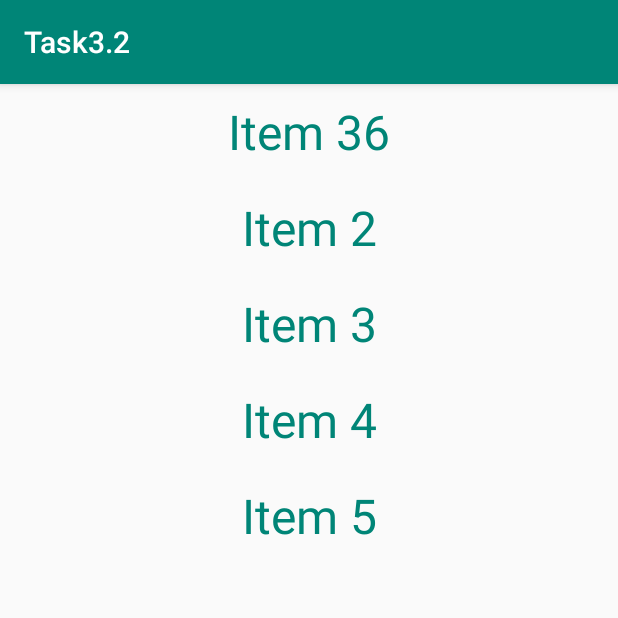
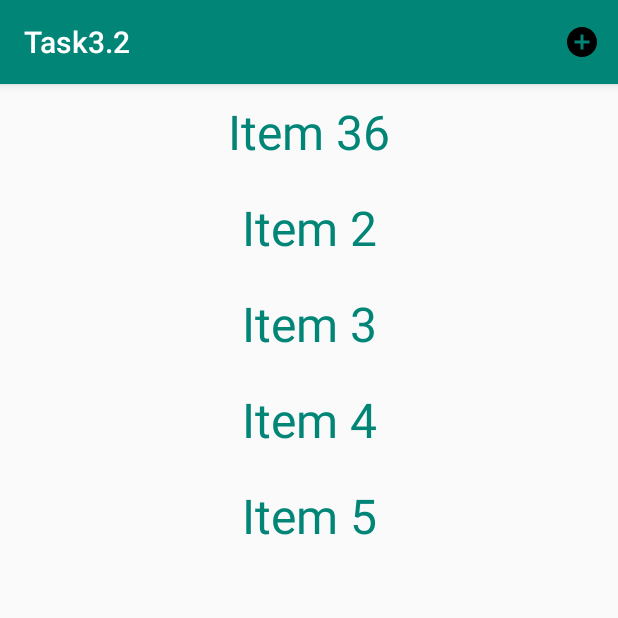
Before and after one commit to bl1n/Task3.2, an Android app: the screen it shows after launch (MainActivity), after a tap on an icon or button, on a phone screen of 412 x 824 dp, the top half of it. Run offline under Robolectric (Android 15) with nearby library versions, the phone set to English and light mode, and no system bars.

Commit message:
3/4 add item

```diff
--- a/app/src/main/java/team/lf/task32/MainActivity.java
+++ b/app/src/main/java/team/lf/task32/MainActivity.java
@@ -1,5 +1,6 @@
 package team.lf.task32;
 
+import androidx.annotation.NonNull;
 import androidx.appcompat.app.AppCompatActivity;
 import androidx.recyclerview.widget.LinearLayoutManager;
 import androidx.recyclerview.widget.RecyclerView;
@@ -8,6 +9,9 @@ import android.animation.ObjectAnimator;
 import android.animation.ValueAnimator;
 import android.os.Bundle;
 import android.util.DisplayMetrics;
+import android.view.Menu;
+import android.view.MenuInflater;
+import android.view.MenuItem;
 import android.view.View;
 
 public class MainActivity extends AppCompatActivity implements SampleAdapter.Callback {
@@ -55,7 +59,20 @@ public class MainActivity extends AppCompatActivity implements SampleAdapter.Cal
         animator.setRepeatCount(1);
         animator.addUpdateListener(valueAnimator -> view.setVisibility(View.VISIBLE));
         animator.start();
-
     }
 
+    @Override
+    public boolean onCreateOptionsMenu(Menu menu) {
+        getMenuInflater().inflate(R.menu.main_menu, menu);
+        return super.onCreateOptionsMenu(menu);
+    }
+
+    @Override
+    public boolean onOptionsItemSelected(@NonNull MenuItem item) {
+        item.setOnMenuItemClickListener(menuItem -> {
+            ((SampleAdapter)mAdapter).addItem();
+            return false;
+        });
+        return super.onOptionsItemSelected(item);
+    }
 }
--- a/app/src/main/java/team/lf/task32/SampleAdapter.java
+++ b/app/src/main/java/team/lf/task32/SampleAdapter.java
@@ -14,122 +14,74 @@ import java.util.Random;
 
 class SampleAdapter extends RecyclerView.Adapter<SampleAdapter.SampleViewHolder> {
 
-
     private Callback mCallback;
-
     private ArrayList<String> mDataset;
 
 
-    public SampleAdapter(Context context) {
-
+    SampleAdapter(Context context) {
         mDataset = dataset();
-
-
         if (context instanceof Callback) {
-
             mCallback = (Callback) context;
-
         }
-
     }
 
+    private ArrayList<String> dataset() {
+        ArrayList<String> list = new ArrayList<>();
+        for (int i = 1; i <= 5; i++) {
+            list.add("Item " + i);
+        }
+        return list;
+    }
 
-    private ArrayList<String> dataset() {
-
-        ArrayList<String> list = new ArrayList<>();
-
-        for (int i = 1; i <= 5; i++) {
-
-            list.add("Item " + i);
-
-        }
-
-
-        return list;
-
+    void addItem() {
+        Random r = new Random();
+        int position = mDataset.size();
+        mDataset.add("Item " + r.nextInt(100));
+        notifyItemInserted(position);
     }
 
 
     @NonNull
-
     @Override
-
     public SampleViewHolder onCreateViewHolder(@NonNull ViewGroup parent, int viewType) {
-
-
         TextView textView = (TextView) LayoutInflater.from(parent.getContext())
-
                 .inflate(R.layout.item_holder, parent, false);
-
-        textView.setOnClickListener(new View.OnClickListener() {
-
-            @Override
-
-            public void onClick(View v) {
-
-                mCallback.onItemClick(v);
-
-            }
-
-        });
-
-
+        textView.setOnClickListener(v -> mCallback.onItemClick(v));
         return new SampleViewHolder(textView);
-
     }
 
 
     @Override
-
     public void onBindViewHolder(@NonNull SampleViewHolder holder, int position) {
-
         holder.mTextView.setText(mDataset.get(position));
-
     }
 
 
     @Override
-
     public int getItemCount() {
-
         return mDataset.size();
-
     }
 
 
-    public void changeItemNumber(int position) {
-
+    void changeItemNumber(int position) {
         int number = new Random().nextInt(100);
-
         mDataset.set(position, "Item " + number);
-
         notifyItemChanged(position);
-
     }
 
 
     static class SampleViewHolder extends RecyclerView.ViewHolder {
+        TextView mTextView;
 
-
-        public TextView mTextView;
-
-
-        public SampleViewHolder(TextView textView) {
-
+        SampleViewHolder(TextView textView) {
             super(textView);
-
             mTextView = textView;
-
         }
-
     }
 
 
     interface Callback {
-
-
         void onItemClick(View view);
-
     }
 
 }
--- /dev/null
+++ b/app/src/main/res/drawable/ic_24px.xml
@@ -0,0 +1,9 @@
+<vector xmlns:android="http://schemas.android.com/apk/res/android"
+    android:width="24dp"
+    android:height="24dp"
+    android:viewportWidth="24"
+    android:viewportHeight="24">
+  <path
+      android:fillColor="#FF000000"
+      android:pathData="M12,2C6.48,2 2,6.48 2,12s4.48,10 10,10 10,-4.48 10,-10S17.52,2 12,2zM17,13h-4v4h-2v-4L7,13v-2h4L11,7h2v4h4v2z"/>
+</vector>
--- a/app/src/main/res/layout/activity_main.xml
+++ b/app/src/main/res/layout/activity_main.xml
@@ -12,12 +12,11 @@
         android:layout_width="match_parent"
         android:layout_height="match_parent"
         android:scrollbars="vertical"
+        android:visibility="invisible"
         app:layout_constraintBottom_toBottomOf="parent"
         app:layout_constraintStart_toStartOf="parent"
         app:layout_constraintTop_toBottomOf="parent"
-        android:visibility="invisible"/>
-
-
+        android:animateLayoutChanges="false"/>
 
 
 </androidx.constraintlayout.widget.ConstraintLayout>
--- /dev/null
+++ b/app/src/main/res/menu/main_menu.xml
@@ -0,0 +1,9 @@
+<?xml version="1.0" encoding="utf-8"?>
+<menu xmlns:android="http://schemas.android.com/apk/res/android"
+    xmlns:app="http://schemas.android.com/apk/res-auto">
+
+    <item android:id="@+id/add_item"
+        android:title="@string/add_item"
+        android:icon="@drawable/ic_24px"
+        app:showAsAction="ifRoom"/>
+</menu>
--- a/app/src/main/res/values/strings.xml
+++ b/app/src/main/res/values/strings.xml
@@ -1,3 +1,4 @@
 <resources>
     <string name="app_name">Task3.2</string>
+    <string name="add_item">Add item</string>
 </resources>
```
